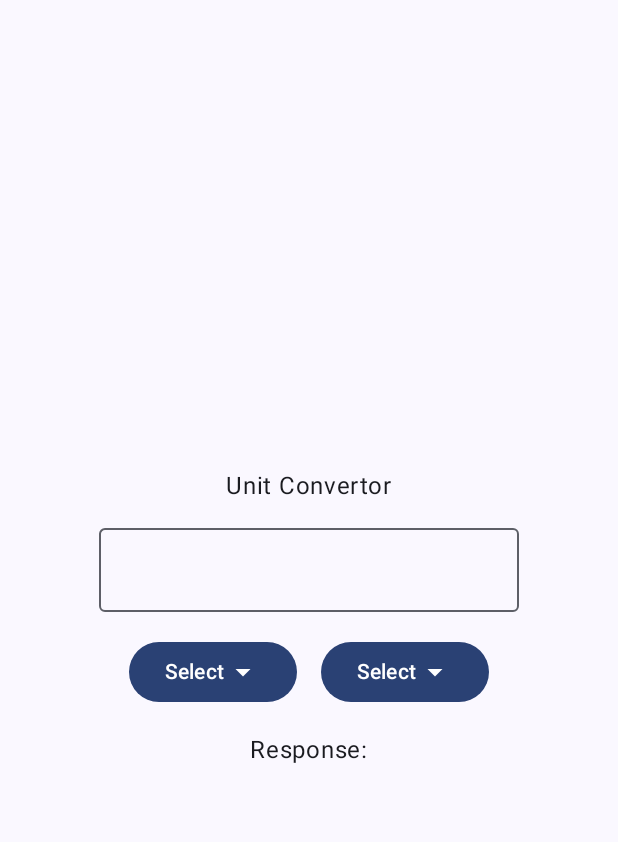
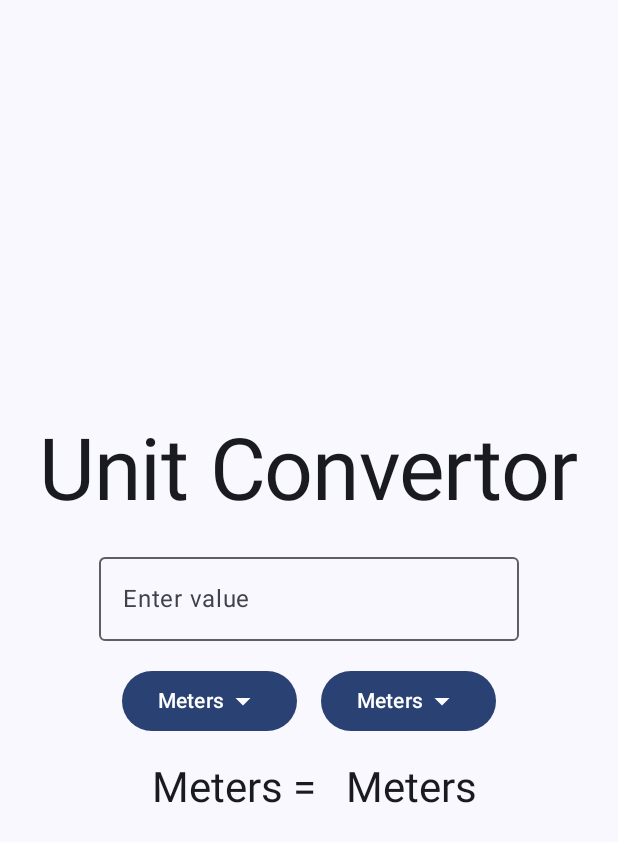
Before and after one commit to lakshaykamat/android-dev-kotlin, an Android app built with Jetpack Compose: the screen it shows after launch (MainActivity), on a phone screen of 412 x 824 dp. Shown: the top 842 px of the screen. Run offline under Robolectric (Android 15) with nearby library versions, the phone set to English and light mode, and no system bars.

Commit message:
Unit Convertor finished

```diff
--- a/UnitConvertor/app/src/main/java/com/lakshaykamat/unitconvertor/MainActivity.kt
+++ b/UnitConvertor/app/src/main/java/com/lakshaykamat/unitconvertor/MainActivity.kt
@@ -13,6 +13,7 @@ import androidx.compose.foundation.layout.Spacer
 import androidx.compose.foundation.layout.fillMaxSize
 import androidx.compose.foundation.layout.height
 import androidx.compose.foundation.layout.width
+import androidx.compose.foundation.text.KeyboardOptions
 import androidx.compose.material.icons.Icons
 import androidx.compose.material.icons.filled.ArrowDropDown
 import androidx.compose.material3.Button
@@ -24,13 +25,21 @@ import androidx.compose.material3.OutlinedTextField
 import androidx.compose.material3.Surface
 import androidx.compose.material3.Text
 import androidx.compose.runtime.Composable
+import androidx.compose.runtime.getValue
+import androidx.compose.runtime.mutableDoubleStateOf
+import androidx.compose.runtime.mutableStateListOf
+import androidx.compose.runtime.mutableStateOf
+import androidx.compose.runtime.remember
+import androidx.compose.runtime.setValue
 import androidx.compose.ui.Alignment
 import androidx.compose.ui.Modifier
 import androidx.compose.ui.platform.LocalContext
+import androidx.compose.ui.text.input.KeyboardType
 import androidx.compose.ui.tooling.preview.Preview
 import androidx.compose.ui.tooling.preview.Wallpapers
 import androidx.compose.ui.unit.dp
 import com.lakshaykamat.unitconvertor.ui.theme.UnitConvertorTheme
+import kotlin.math.roundToInt
 
 class MainActivity : ComponentActivity() {
     override fun onCreate(savedInstanceState: Bundle?) {
@@ -42,7 +51,7 @@ class MainActivity : ComponentActivity() {
                     modifier = Modifier.fillMaxSize(),
                     color = MaterialTheme.colorScheme.background
                 ) {
-                   UnitConvertor()
+                    UnitConvertor()
                 }
             }
         }
@@ -51,54 +60,127 @@ class MainActivity : ComponentActivity() {
 
 @Composable
 fun UnitConvertor() {
+    var inputValue by remember { mutableStateOf("") }
+    var outputValue by remember { mutableStateOf("") }
+    var inputUnit by remember { mutableStateOf("Meters") }
+    var outputUnit by remember { mutableStateOf("Meters") }
+    var iExpanded by remember { mutableStateOf(false) }
+    var oExpanded by remember { mutableStateOf(false) }
+    val conversionFactor = remember { mutableDoubleStateOf(1.00) }// 1 centimeter = 0.01 meter
+    val oConversionFactor = remember { mutableDoubleStateOf(1.00) }// 1 centimeter = 0.01 meter
+
+    fun convertUnits() {
+        val inputValueDouble = inputValue.toDoubleOrNull() ?: 0.0
+        val result =
+            (inputValueDouble * conversionFactor.doubleValue * 100.0 / oConversionFactor.doubleValue).roundToInt() / 100.0
+        outputValue = result.toString()
+    }
+
     Column(
         modifier = Modifier.fillMaxSize(),
         verticalArrangement = Arrangement.Center,
         horizontalAlignment = Alignment.CenterHorizontally
-    ){
+    ) {
         //all elements are like in stack
-        Text(text = "Unit Convertor")
+        Text(text = "Unit Convertor", style = MaterialTheme.typography.displayLarge)
         Spacer(modifier = Modifier.height(16.dp))
-        OutlinedTextField(value = "", onValueChange = {})
+        OutlinedTextField(
+            value = inputValue,
+            keyboardOptions = KeyboardOptions.Default.copy(keyboardType = KeyboardType.Number),
+            onValueChange = {
+                inputValue = it
+                convertUnits()
+            },
+            label = { Text(text = "Enter value") })
         Spacer(modifier = Modifier.height(16.dp))
-        Row{
-            //all elements will next to each other
+        Row {
+            //All elements will next to each other
+
+            //Input Box
             Box {
-                Button(onClick = {  }) {
-                    Text(text = "Select")
-                    Icon(Icons.Default.ArrowDropDown,contentDescription = null)
+                //Input Button
+                Button(onClick = { iExpanded = true }) {
+                    Text(text = inputUnit)
+                    Icon(Icons.Default.ArrowDropDown, contentDescription = "Arrow Down")
 
                 }
-                DropdownMenu(expanded = false, onDismissRequest = { /*TODO*/ }) {
-                    DropdownMenuItem(text = { Text(text = "Centimeter")}, onClick = { /*TODO*/ })
-                    DropdownMenuItem(text = { Text(text = "Meter")}, onClick = { /*TODO*/ })
-                    DropdownMenuItem(text = { Text(text = "Millimeter")}, onClick = { /*TODO*/ })
+                DropdownMenu(expanded = iExpanded, onDismissRequest = { iExpanded = false }) {
+                    DropdownMenuItem(text = { Text(text = "Centimeters") }, onClick = {
+                        iExpanded = false
+                        inputUnit = "Centimeters"
+                        conversionFactor.doubleValue = 0.01
+                        convertUnits()
+                    })
+                    DropdownMenuItem(text = { Text(text = "Meters") }, onClick = {
+                        iExpanded = false
+                        inputUnit = "Meters"
+                        conversionFactor.doubleValue = 1.0
+                        convertUnits()
+                    })
+                    DropdownMenuItem(text = { Text(text = "Feet") }, onClick = {
+                        iExpanded = false
+                        inputUnit = "Feet"
+                        conversionFactor.doubleValue = 0.3048
+                        convertUnits()
+                    })
+                    DropdownMenuItem(text = { Text(text = "Millimeters") }, onClick = {
+                        iExpanded = false
+                        inputUnit = "Millimeters"
+                        conversionFactor.doubleValue = 0.001
+                        convertUnits()
+                    })
                 }
             }
             Spacer(modifier = Modifier.width(16.dp))
-            Box{
 
-                Button(onClick = { /*TODO*/ }) {
-                    Text(text = "Select")
-                    Icon(Icons.Default.ArrowDropDown,contentDescription = null)
+            //Output Box
+            Box {
+
+                //Output Button
+                Button(onClick = { oExpanded = true }) {
+                    Text(text = outputUnit)
+                    Icon(Icons.Default.ArrowDropDown, contentDescription = null)
                 }
-                DropdownMenu(expanded = false, onDismissRequest = { /*TODO*/ }) {
-                    DropdownMenuItem(text = { Text(text = "Centimeter")}, onClick = { /*TODO*/ })
-                    DropdownMenuItem(text = { Text(text = "Meter")}, onClick = { /*TODO*/ })
-                    DropdownMenuItem(text = { Text(text = "Millimeter")}, onClick = { /*TODO*/ })
+                DropdownMenu(expanded = oExpanded, onDismissRequest = { oExpanded = false }) {
+                    DropdownMenuItem(text = { Text(text = "Centimeters") }, onClick = {
+                        oExpanded = false
+                        outputUnit = "Centimeters"
+                        oConversionFactor.doubleValue = 0.01
+                        convertUnits()
+                    })
+                    DropdownMenuItem(text = { Text(text = "Meters") }, onClick = {
+                        oExpanded = false
+                        outputUnit = "Meters"
+                        oConversionFactor.doubleValue = 1.00
+                        convertUnits()
+                    })
+                    DropdownMenuItem(text = { Text(text = "Feet") }, onClick = {
+                        oExpanded = false
+                        outputUnit = "Feet"
+                        oConversionFactor.doubleValue = 0.3048
+                        convertUnits()
+                    })
+                    DropdownMenuItem(text = { Text(text = "Millimeters") }, onClick = {
+                        oExpanded = false
+                        outputUnit = "Millimeters"
+                        oConversionFactor.doubleValue = 0.001
+                        convertUnits()
+                    })
                 }
             }
 
         }
         Spacer(modifier = Modifier.height(16.dp))
-        Text(text = "Response:")
+        var textResponse = "$inputValue $inputUnit =  $outputValue $outputUnit"
+        Text(text = textResponse, style = MaterialTheme.typography.headlineMedium)
     }
 }
 
-@Preview(showSystemUi = true,
+@Preview(
+    showSystemUi = true,
     device = "id:pixel_7"
 )
 @Composable
-fun UnitConvertorPreview(){
+fun UnitConvertorPreview() {
     UnitConvertor()
 }
```
